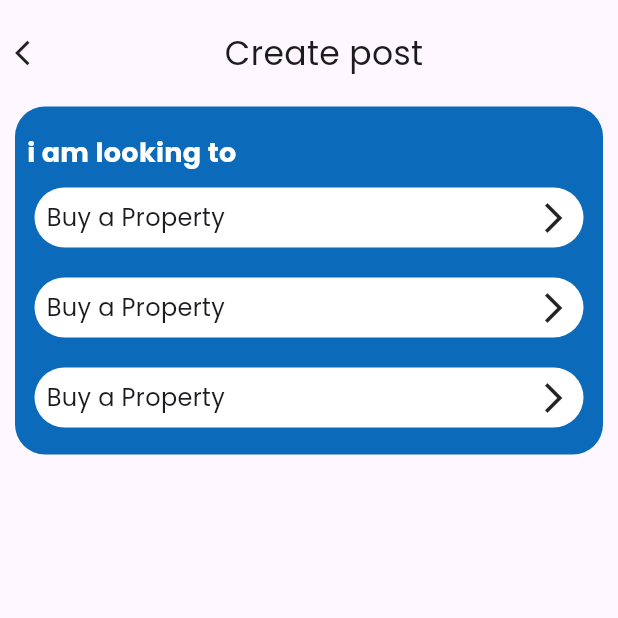
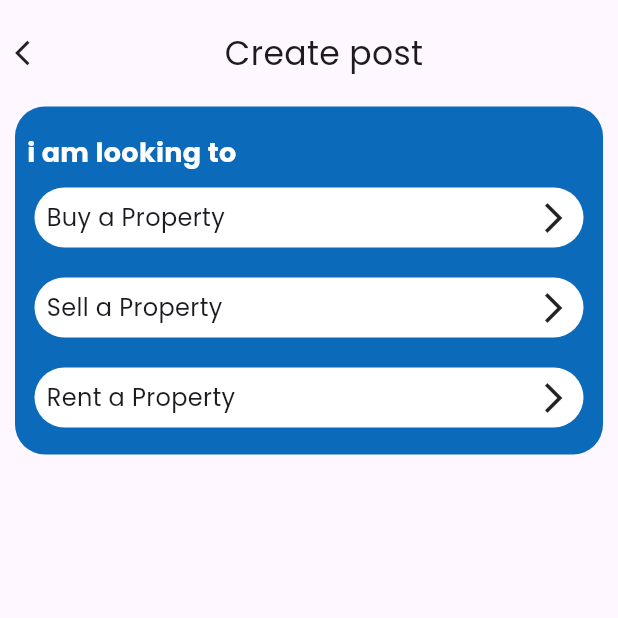
Before and after one commit to ahmedos999/real_estate_app, a Flutter app: the screen it shows after launch, on a phone screen of 412 x 824 dp, the top half of it. Run offline on Flutter 3.47's test engine with Material 2 defaults, Android fonts, the phone set to English and light mode, and no system bars.

Commit message:
home components

```diff
--- a/lib/presentation/components/home_components.dart
+++ b/lib/presentation/components/home_components.dart
@@ -1,19 +1,19 @@
 import 'package:flutter/material.dart';
 
-Widget whiteContainer() {
+Widget whiteContainer(String type) {
   return Container(
     margin: const EdgeInsets.symmetric(vertical: 10, horizontal: 5),
     decoration: BoxDecoration(
       borderRadius: BorderRadius.circular(20),
       color: Colors.white,
     ),
-    child: const Padding(
+    child: Padding(
       padding: EdgeInsets.all(8.0),
       child: Row(
         mainAxisAlignment: MainAxisAlignment.spaceBetween,
         children: [
           Text(
-            'Buy a Property',
+            type,
             style: TextStyle(fontSize: 16, fontWeight: FontWeight.w400),
           ),
           Icon(Icons.arrow_forward_ios)
--- a/lib/presentation/screens/home.dart
+++ b/lib/presentation/screens/home.dart
@@ -42,19 +42,19 @@ class Home extends StatelessWidget {
                     child: Column(
                       crossAxisAlignment: CrossAxisAlignment.start,
                       children: [
-                        SizedBox(
+                        const SizedBox(
                           height: 10,
                         ),
-                        Text(
+                        const Text(
                           'i am looking to',
                           style: TextStyle(
                               fontSize: 18,
                               color: Colors.white,
                               fontWeight: FontWeight.w600),
                         ),
-                        whiteContainer(),
-                        whiteContainer(),
-                        whiteContainer()
+                        whiteContainer('Buy a Property'),
+                        whiteContainer('Sell a Property'),
+                        whiteContainer('Rent a Property')
                       ],
                     ),
                   ),
```
